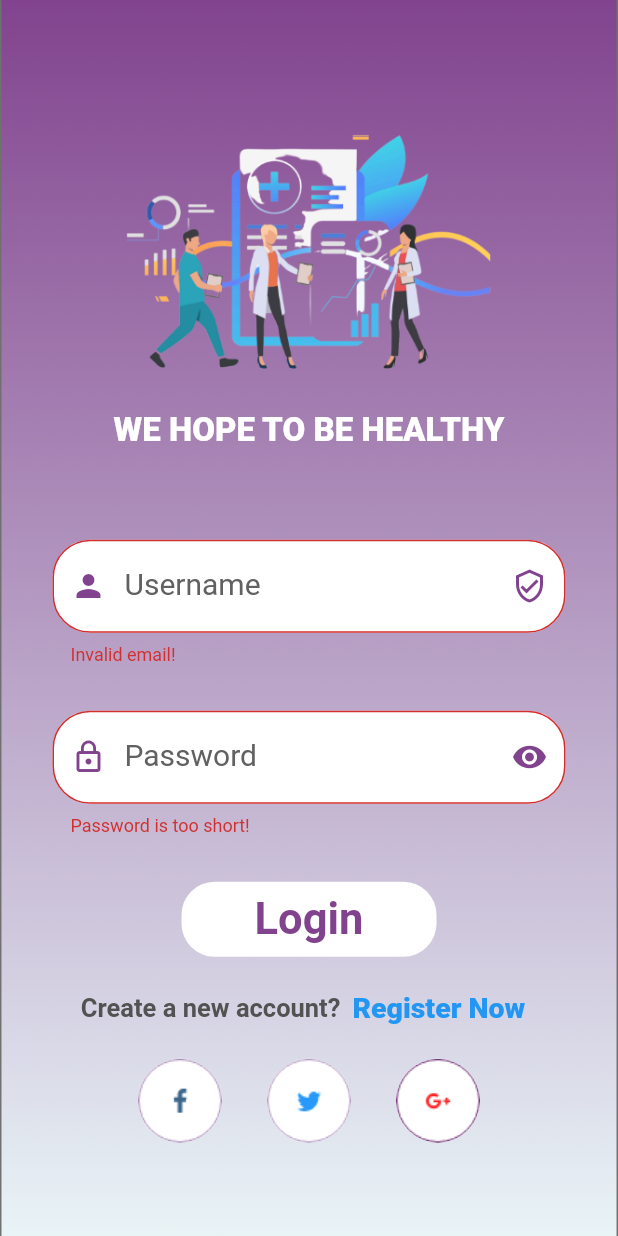
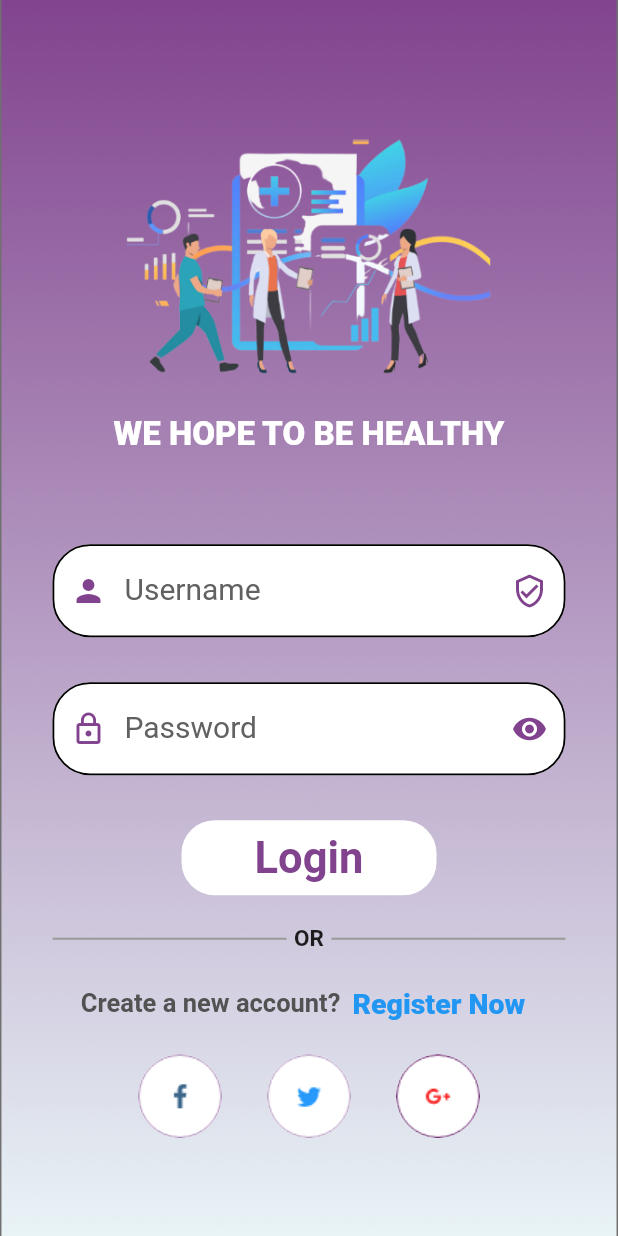
Before and after one commit to Kareemkhaled617/NICU-Flutter, a Flutter app: the screen it shows after launch, after a tap on "Login", on a phone screen of 412 x 824 dp. Run offline on Flutter 3.47's test engine with Material 2 defaults, Android fonts, the phone set to English and light mode, and no system bars; our stand-ins replace awesome_dialog, bloc, bottom_navy_bar, cloud_firestore, conditional_builder_null_safety, firebase_auth and 8 more; missing offline and left inert: diamond_bottom_bar, external_app_launcher; accounts and stored records are empty; Roboto replaces fonts that are missing (Abel, Amiri, Arimo).

```diff
--- a/lib/main.dart
+++ b/lib/main.dart
@@ -1,8 +1,8 @@
 import 'package:firebase_auth/firebase_auth.dart';
 import 'package:firebase_core/firebase_core.dart';
 import 'package:flutter/material.dart';
+import 'package:project/pages/fristpage.dart';
 import 'package:project/pages/homepage.dart';
-import 'package:project/pages/login.dart';
 
 bool? isLogin;
 
@@ -29,8 +29,8 @@ class MyApp extends StatelessWidget {
       debugShowCheckedModeBanner: false,
       title: 'Flutter Demo',
       theme: ThemeData(),
-       home: isLogin == false ? const LoginPage() : const HomePage(),
-      //   home:  Example1(),
+        home: isLogin == false ? const first_screen() : const HomePage(),
+       //  home:  Verifying_Email(),
     );
   }
 }
--- a/lib/pages/fristpage.dart
+++ b/lib/pages/fristpage.dart
@@ -1,6 +1,7 @@
 import 'package:flutter/cupertino.dart';
 import 'package:flutter/material.dart';
 import 'package:google_fonts/google_fonts.dart';
+import 'package:project/pages/signup.dart';
 import 'package:project/widgets/button.dart';
 
 import '../resources/color_manger.dart';
@@ -72,7 +73,10 @@ class first_screen extends StatelessWidget {
                 ),
                 MyButton(
                     title: 'Sign Up',
-                    onTap: () {},
+                    onTap: () {
+                      Navigator.of(context).push(MaterialPageRoute(
+                          builder: (context) => Sign_Up()));
+                    },
                     color: Colors.white,
                 color1:ColorManager.primary,)
               ],
--- a/lib/pages/login.dart
+++ b/lib/pages/login.dart
@@ -97,7 +97,7 @@ class _LoginPageState extends State<LoginPage> {
                             _passwordController = val;
                           });
                         },
-                        hint: 'Enter Password',
+                        hint: 'Password',
                         label: 'Password',
                         pIcon: Icon(
                           Icons.lock_outline,
@@ -122,6 +122,28 @@ class _LoginPageState extends State<LoginPage> {
                       color: Colors.white,
                       color1: ColorManager.primary,
                     ),
+                    const SizedBox(
+                      height: 20.0,
+                    ),
+                    Row(
+                      mainAxisAlignment: MainAxisAlignment.center,
+                      children: const [
+                        Expanded(
+                          child: Divider(
+                            thickness: 1.5,
+                            endIndent: 5,
+                            color: Colors.grey,
+                          ),
+                        ),
+                        Text('OR',style: TextStyle(fontSize: 15,fontWeight:FontWeight.w700),),
+                        Expanded(
+                          child: Divider(
+                            thickness: 1.5,
+                            indent: 5,
+                            color: Colors.grey,
+                          ),
+                        ),
+                      ],),
                     const SizedBox(
                       height: 10.0,
                     ),
@@ -187,6 +209,8 @@ class _LoginPageState extends State<LoginPage> {
                           ),
                         ],
                       ),
+
+
                   ],
                 ),
               ),
```
Also changed, not shown: lib/pages/signup.dart (+33 -13 lines), lib/pages/verifying_email.dart (+78 -12 lines).
